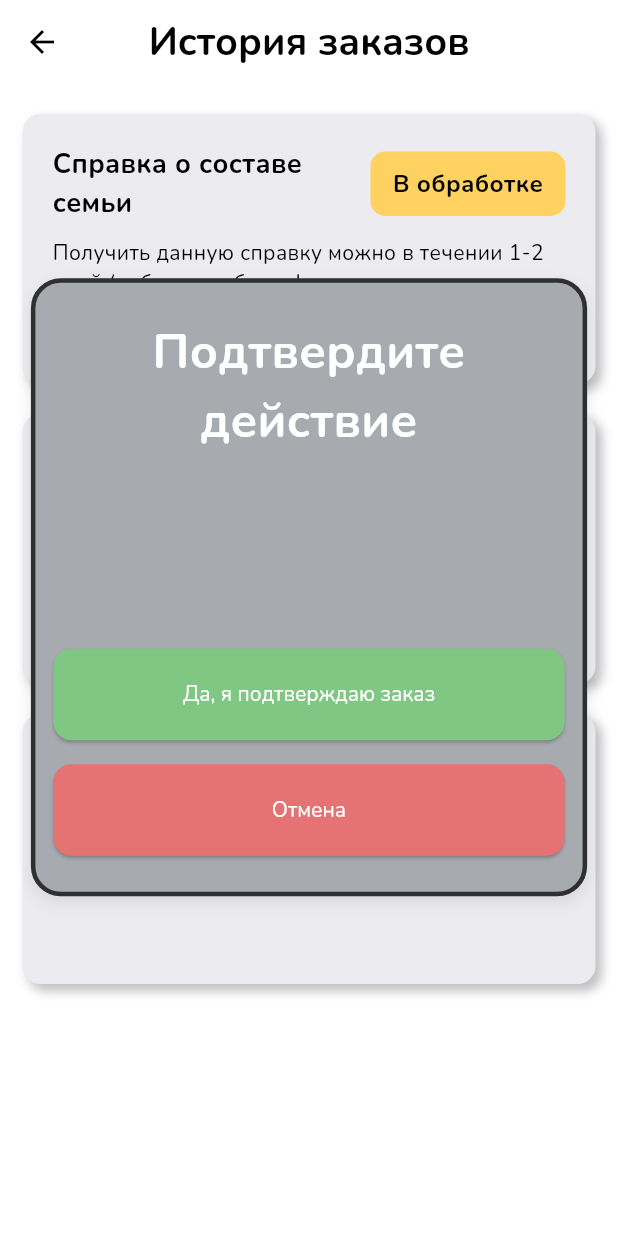
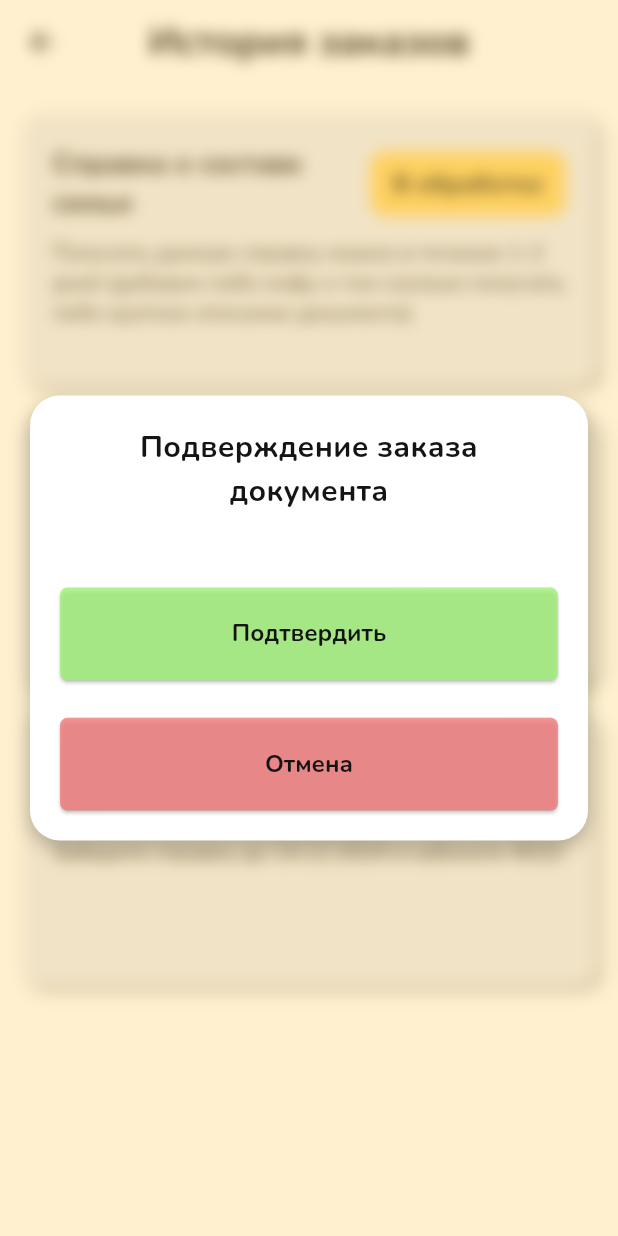
Before and after one commit to IceUnite/vas_app, a Flutter app: the HistoryPage screen opened directly, after a tap on "Справка о составе семьи", on a phone screen of 412 x 824 dp. Run offline on Flutter 3.47's test engine with Material 3 defaults, Android fonts, the phone set to English and light mode, and no system bars; our stand-ins replace bloc, bot_toast, dio, equatable, flutter_bloc, flutter_staggered_animations and 6 more; accounts and stored records are empty.

Commit message:
add final version confirm alert

```diff
--- /dev/null
+++ b/lib/core/widgets/ods_alert.dart
@@ -0,0 +1,507 @@
+import 'dart:collection';
+import 'dart:ui';
+
+import 'package:flutter/material.dart';
+import 'package:flutter_bloc/flutter_bloc.dart';
+import 'package:vas_app/core/theme/app_colors.dart';
+import 'package:vas_app/core/theme/typography.dart';
+
+class ApeironSpaceDialog extends StatelessWidget {
+  const ApeironSpaceDialog({
+    this.title,
+    this.message,
+    this.confirmText,
+    this.onConfirmTap,
+    this.closeText,
+    this.content,
+    this.onCloseTap,
+    this.verticalMargin,
+  });
+
+  final String? title;
+  final String? message;
+  final String? confirmText;
+  final VoidCallback? onConfirmTap;
+  final String? closeText;
+  final VoidCallback? onCloseTap;
+  final Widget? content;
+  final double? verticalMargin;
+
+  static final Queue<DialogQueueData> _queue = Queue<DialogQueueData>();
+
+  static void showUnknownErrorDialog(BuildContext context) {
+    showApiErrorDialog(
+      outerContext: context,
+      title: "errorSomethingWrong",
+      message: "errorComeBackLater",
+      showHelp: true,
+    );
+  }
+
+  static void showPaymentErrorDialog(
+      {required BuildContext context, String? title, String? message, String? confirmText}) {
+    _handleDialogQueue(
+        context: context,
+        builder: (BuildContext context) {
+          return ApeironSpaceDialog(
+            title: title ?? "paymentError",
+            message: message ?? "pleaseTryAgain",
+            confirmText: confirmText ?? "toRetry",
+            onConfirmTap: () => Navigator.of(context).pop(),
+          );
+        },
+        idToCompare: 'showPaymentErrorDialog$title$message$confirmText');
+  }
+
+  static void showCardErrorDialog(BuildContext context, String title) {
+    _handleDialogQueue(
+        context: context,
+        builder: (BuildContext context) {
+          return ApeironSpaceDialog(
+            title: title,
+            message: "pleaseTryAgain",
+            confirmText: "toRetry",
+            onConfirmTap: () => Navigator.of(context).pop(),
+          );
+        },
+        idToCompare: 'showCardErrorDialog$title');
+  }
+
+  // static void showConfirmDialog(BuildContext context, AlertDialogConfirmType typeDialog) {
+  //   _handleDialogQueue(
+  //       context: context,
+  //       builder: (BuildContext context) {
+  //         return ApeironSpaceDialog(
+  //           title: typeDialog.title,
+  //           message: typeDialog.message,
+  //           confirmText: typeDialog.textButton,
+  //           onConfirmTap: () => Navigator.of(context).pop(),
+  //         );
+  //       }
+  //   );
+  // }
+
+  static void showApiErrorDialog({
+    required BuildContext outerContext,
+    required String title,
+    required String message,
+    bool showHelp = false,
+  }) {
+    _handleDialogQueue(
+        context: outerContext,
+        builder: (BuildContext context) => ApeironSpaceDialog(
+              title: title,
+              message: message,
+              confirmText: showHelp ? "contactTheHotel" : "ok",
+              onConfirmTap: showHelp ? () => Navigator.of(context).pop() : () => Navigator.of(context).pop(),
+              closeText: showHelp ? "ok" : null,
+            ),
+        idToCompare: 'showApiErrorDialog$title$message');
+  }
+
+  static void showApiErrorSmartDialog({
+    required BuildContext outerContext,
+    required String title,
+    required String message,
+    bool showHelp = false,
+  }) {
+    _handleDialogQueue(
+        context: outerContext,
+        builder: (BuildContext context) => ApeironSpaceDialog(
+              title: title,
+              message: message,
+              confirmText: showHelp ? "contactTheHotel" : "ok",
+              onConfirmTap: showHelp
+                  ? () => null
+                  : () {
+                      Navigator.of(context).pop();
+                      Navigator.of(context).pop();
+                    },
+              closeText: showHelp ? "ok" : null,
+            ),
+        idToCompare: 'showApiErrorSmartDialog$title$message');
+  }
+
+  static void showNoConnectionErrorDialog(BuildContext context) {
+    showApiErrorDialog(
+      outerContext: context,
+      title: "noInternet",
+      message: "errorLostConnectionToServer",
+      showHelp: true,
+    );
+  }
+
+  static void showSuccessDialog(BuildContext context, String title, String message, {String? confirmText}) {
+    _handleDialogQueue(
+        context: context,
+        builder: (BuildContext context) {
+          return ApeironSpaceDialog(
+            title: title,
+            message: message,
+            confirmText: confirmText ?? "ok",
+            onConfirmTap: () => Navigator.of(context).pop(),
+            onCloseTap: () => Navigator.of(context).pop(),
+          );
+        });
+  }
+
+  static void showActionDialog(
+    BuildContext context, {
+    required String title,
+    required VoidCallback onPressed,
+    String? message,
+    String? confirmText,
+    String? closeText,
+    bool dismissible = true,
+    double? verticalMargin,
+  }) {
+    _handleDialogQueue(
+      context: context,
+      dismissible: dismissible,
+      builder: (BuildContext context) {
+        return ApeironSpaceDialog(
+          title: title,
+          message: message,
+          confirmText: confirmText ?? "go",
+          closeText: closeText,
+          verticalMargin: verticalMargin,
+          onConfirmTap: () {
+            Navigator.of(context).pop();
+            onPressed.call();
+          },
+          onCloseTap: () {
+            Navigator.of(context).pop();
+          },
+        );
+      },
+    );
+  }
+
+  static void showCustomDialog(
+    BuildContext context,
+    WidgetBuilder builder, {
+    bool dismissible = true,
+  }) {
+    _handleDialogQueue(
+      context: context,
+      dismissible: dismissible,
+      builder: (BuildContext sheetContext) {
+        return BackdropFilter(
+          filter: ImageFilter.blur(sigmaX: 2, sigmaY: 2),
+          child: SizedBox(
+            height: MediaQuery.of(context).size.height,
+            child: Center(
+              child: SingleChildScrollView(
+                // physics: SuperBouncingScrollPhysics(),
+                child: Padding(
+                  padding: EdgeInsets.only(
+                    bottom: MediaQuery.of(context).viewInsets.bottom,
+                    left: 16,
+                    right: 16,
+                  ),
+                  child: Material(
+                    color: Colors.transparent,
+                    borderRadius: BorderRadius.circular(12),
+                    child: Padding(
+                      padding: const EdgeInsets.symmetric(
+                        vertical: 24,
+                        horizontal: 26,
+                      ),
+                      child: SizedBox(
+                        width: double.infinity,
+                        child: builder(sheetContext),
+                      ),
+                    ),
+                  ),
+                ),
+              ),
+            ),
+          ),
+        );
+      },
+    );
+  }
+
+  static void showBreakfastDialog({
+    required BuildContext context,
+    required String? title,
+    required String? message,
+    required String? confirmText,
+    required String? closeText,
+  }) {
+    _handleDialogQueue(
+      context: context,
+      builder: (BuildContext context) {
+        return ApeironSpaceDialog(
+          title: title,
+          message: message,
+          confirmText: confirmText ?? "ok",
+          onConfirmTap: () {
+            Navigator.of(context).pop();
+          },
+          closeText: closeText ?? "close",
+        );
+      },
+    );
+  }
+
+  static void showChatDialog({
+    required BuildContext context,
+    required String? title,
+    required String? message,
+    required String? confirmText,
+    required String? closeText,
+    required Function() onConfirmTap,
+    required Function() onCloseTap,
+  }) {
+    _handleDialogQueue(
+      context: context,
+      builder: (BuildContext context) {
+        return ApeironSpaceDialog(
+          title: title,
+          message: message,
+          confirmText: confirmText ?? "ok",
+          onConfirmTap: onConfirmTap,
+          closeText: closeText ?? "close",
+          onCloseTap: onCloseTap,
+        );
+      },
+    );
+  }
+
+  static void showFindBookingFailureDialog({
+    required BuildContext context,
+    required String? title,
+    required String? message,
+    required String? confirmText,
+    required String? closeText,
+    required Function() onConfirmTap,
+    required Function() onCloseTap,
+  }) {
+    _handleDialogQueue(
+        context: context,
+        builder: (BuildContext context) {
+          return ApeironSpaceDialog(
+            title: title,
+            message: message,
+            confirmText: confirmText ?? "ok",
+            onConfirmTap: onConfirmTap,
+            closeText: closeText ?? "close",
+            onCloseTap: onCloseTap,
+          );
+        },
+        idToCompare: '$title$message$confirmText$closeText');
+  }
+
+  static void showSmartFailureDialog({
+    required BuildContext context,
+    required String? message,
+    required String? confirmText,
+    required String? closeText,
+    required Function() onConfirmTap,
+    required Function() onCloseTap,
+  }) {
+    _handleDialogQueue(
+        context: context,
+        builder: (BuildContext context) {
+          return ApeironSpaceDialog(
+            message: message,
+            confirmText: confirmText ?? "context.loc.goToChat",
+            onConfirmTap: onConfirmTap,
+            closeText: closeText ?? "context.loc.good",
+            onCloseTap: onCloseTap,
+          );
+        },
+        idToCompare: '$message$confirmText$closeText');
+  }
+
+  static void showLuggageStorageDialog({
+    required BuildContext context,
+    required String? title,
+    required String? message,
+    required String? confirmText,
+    required String? closeText,
+    required Function()? onConfirmTap,
+    required Function()? onCloseTap,
+  }) {
+    _handleDialogQueue(
+      context: context,
+      builder: (BuildContext context) {
+        return ApeironSpaceDialog(
+          title: title,
+          message: message,
+          confirmText: confirmText,
+          onConfirmTap: onConfirmTap,
+          closeText: closeText,
+          onCloseTap: onCloseTap,
+        );
+      },
+    );
+  }
+
+  static Future<void> _handleDialogQueue(
+      {required BuildContext context,
+      Color? barrierColor,
+      required WidgetBuilder builder,
+      bool dismissible = true,
+      String? idToCompare}) async {
+    Future<void> callback() async {
+      await showDialog<void>(
+        context: context,
+        barrierColor: barrierColor?.withOpacity(.8) ?? AppColors.orange200.withOpacity(.3),
+        barrierDismissible: dismissible,
+        builder: builder,
+      );
+      if (_queue.isNotEmpty) {
+        _queue.removeFirst();
+      }
+
+      if (_queue.isNotEmpty) {
+        // Waiting for animation
+        const Duration duration = Duration(milliseconds: 200);
+        await Future<dynamic>.delayed(duration);
+
+        _queue.removeFirst().callback();
+      }
+    }
+
+    if (_queue.isEmpty) {
+      _queue.add(DialogQueueData(callback: callback, idToCompare: idToCompare));
+      await callback();
+    } else {
+      if (idToCompare != null && _queue.last.idToCompare != idToCompare) {
+        _queue.add(DialogQueueData(callback: callback, idToCompare: idToCompare));
+      }
+    }
+  }
+
+  static void clearAll(BuildContext context) {
+    final bool hasClean = _queue.isNotEmpty;
+    _queue.clear();
+
+    if (hasClean) {
+      Future<void>.delayed(const Duration(milliseconds: 200)).then((_) {
+        Navigator.of(context).pop();
+      });
+    }
+  }
+
+  @override
+  Widget build(BuildContext context) {
+    return BackdropFilter(
+        filter: ImageFilter.blur(sigmaX: 5, sigmaY: 5),
+        child: Container(
+          height: 100,
+          margin: EdgeInsets.symmetric(vertical: verticalMargin ?? 100, horizontal: 20),
+          padding: EdgeInsets.all(20),
+          decoration: BoxDecoration(
+            color: Colors.white,
+            borderRadius: BorderRadius.circular(20),
+            boxShadow: [
+              BoxShadow(
+                color: Colors.black26,
+                blurRadius: 10,
+                offset: Offset(0, 5),
+              ),
+            ],
+          ),
+          child: Column(
+            mainAxisSize: MainAxisSize.min,
+            children: <Widget>[
+              // if (roomNumber != null)
+              Text(
+                textAlign: TextAlign.center,
+                title ?? '',
+                style: AppTypography.font20Regular.copyWith(
+                  color: AppColors.black,
+                  fontWeight: FontWeight.w700,
+                ),
+              ),
+              // else
+              //   Text(
+              //     '${title}',
+              //     style: AppTypography.font20Regular.copyWith(
+              //       color: AppColors.black,
+              //       fontWeight: FontWeight.w700,
+              //     ),
+              //   ),
+              // SizedBox(height: 20),
+              message != null
+                  ? Text(
+                      message ?? '',
+                      style: AppTypography.font20Regular.copyWith(
+                        color: AppColors.black,
+                      ),
+                    )
+                  : SizedBox(),
+              Spacer(flex: 2),
+              // Row(
+              //   mainAxisAlignment: MainAxisAlignment.spaceBetween,
+              //   children: <Widget>[
+              SizedBox(
+                height: MediaQuery.of(context).size.height * 0.075,
+                child: ElevatedButton(
+                  style: ElevatedButton.styleFrom(
+                    foregroundColor: AppColors.white,
+                    backgroundColor: AppColors.green200.withOpacity(0.8),
+                    shape: RoundedRectangleBorder(
+                      borderRadius: BorderRadius.circular(5.0),
+                    ),
+                  ),
+                  onPressed: () {
+                    onConfirmTap == null ? null : onConfirmTap!();
+                    print('on close0');
+
+                    // onCancel!();
+                  },
+                  child: Text(
+                    'Подтвердить',
+                    style: AppTypography.font16Regular.copyWith(
+                      color: AppColors.black,
+                      fontWeight: FontWeight.w700,
+                    ),
+                  ),
+                ),
+              ),
+              Spacer(flex: 1),
+              SizedBox(
+                height: MediaQuery.of(context).size.height * 0.075,
+                child: ElevatedButton(
+                  style: ElevatedButton.styleFrom(
+                    foregroundColor: AppColors.white,
+                    backgroundColor: AppColors.orange.withOpacity(0.8),
+                    shape: RoundedRectangleBorder(
+                      borderRadius: BorderRadius.circular(5.0),
+                    ),
+                  ),
+                  onPressed: () {
+                    onCloseTap == null ? null : onCloseTap!();
+                    print('on close1');
+                  },
+                  // onPressed: null,
+                  child: Text(
+                    'Отмена',
+                    style: AppTypography.font16Regular.copyWith(
+                      color: AppColors.black,
+                      fontWeight: FontWeight.w700,
+                    ),
+                  ),
+                ),
+              ),
+            ],
+          ),
+          // ],
+          // ),
+        ));
+  }
+}
+
+class DialogQueueData {
+  const DialogQueueData({
+    required this.callback,
+    required this.idToCompare,
+  });
+
+  final Future<void> Function() callback;
+  final String? idToCompare;
+}
--- a/lib/core/widgets/order_ticket_widget.dart
+++ b/lib/core/widgets/order_ticket_widget.dart
@@ -3,6 +3,7 @@ import 'package:get_it/get_it.dart';
 import 'package:vas_app/core/errors/bot_toast.dart';
 import 'package:vas_app/core/theme/app_colors.dart';
 import 'package:vas_app/core/theme/typography.dart';
+import 'package:vas_app/core/widgets/ods_alert.dart';
 
 enum OrderStatus { ready, rejected, inProgress, doOrder }
 
@@ -53,12 +54,11 @@ class OrderTicketWidget extends StatelessWidget {
       padding: const EdgeInsets.only(bottom: 20.0),
       child: InkWell(
         onTap: () {
-          GetIt.I<BotToastDi>().showConfirmDialog(
-            icon: null,
-            title: "Подтвердите действие",
-            onConfirm: () {},
-            subTitle: 'subTitle', context: context,
-          );
+          ApeironSpaceDialog.showActionDialog(context,
+              title: "Подверждение заказа документа",
+              onPressed: () {},
+              verticalMargin: MediaQuery.of(context).size.height * 0.32);
+
         },
         child: Container(
           constraints: const BoxConstraints(
--- a/lib/core/widgets/other_option_widget.dart
+++ b/lib/core/widgets/other_option_widget.dart
@@ -29,8 +29,7 @@ class OtherOptionWidget extends StatelessWidget {
       height: 161,
       width: double.infinity,
       padding: const EdgeInsets.all(20),
-      decoration: decoration?.copyWith(borderRadius:BorderRadius.circular(24), color: AppColors.gray.shade40),
-
+      decoration: decoration?.copyWith(borderRadius: BorderRadius.circular(24), color: AppColors.gray.shade40),
       child: InkWell(
         onTap: onTap,
         child: Column(
--- a/lib/core/widgets/toasts_and_alerts/confirm_alert.dart
+++ b/lib/core/widgets/toasts_and_alerts/confirm_alert.dart
@@ -33,11 +33,11 @@ class ConfirmAlert extends StatelessWidget {
       ),
       decoration: BoxDecoration(
         borderRadius: BorderRadius.circular(20.0),
-        color: AppColors.gray.shade70,
-        border: Border.all(
-          color: AppColors.gray.shade90, // Цвет рамки
-          width: 3.0, // Толщина рамки
-        ),
+        color: AppColors.white200,
+        // border: Border.all(
+        //   color: AppColors.gray.shade90, // Цвет рамки
+        //   width: 0.0, // Толщина рамки
+        // ),
         boxShadow: const [
           BoxShadow(
             color: Color.fromRGBO(0, 0, 0, .08),
@@ -76,7 +76,7 @@ class ConfirmAlert extends StatelessWidget {
                   onConfirm;
                 },
                 style: ElevatedButton.styleFrom(
-                  backgroundColor: Colors.green.shade300, // Легкий красный цвет
+                  backgroundColor: Colors.green.shade300,
                   shape: RoundedRectangleBorder(
                     borderRadius: BorderRadius.circular(12.0),
                   ),
@@ -94,7 +94,7 @@ class ConfirmAlert extends StatelessWidget {
               ElevatedButton(
                 onPressed: onCancel,
                 style: ElevatedButton.styleFrom(
-                  backgroundColor: Colors.red.shade300, // Легкий красный цвет
+                  backgroundColor: Colors.red.shade300,
                   shape: RoundedRectangleBorder(
                     borderRadius: BorderRadius.circular(12.0),
                   ),
```
